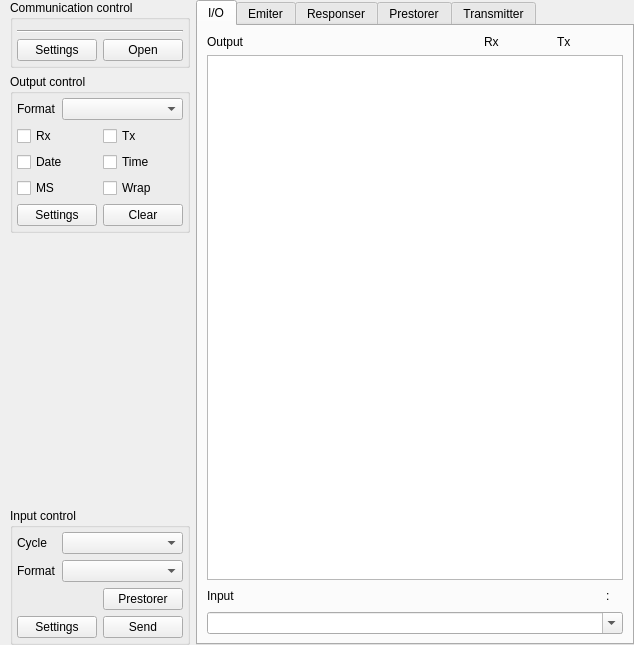
First picture: the form in Source/ToolBox/ToolBoxUI/xToolsToolBoxUi.ui, repository x-tools-author/x-tools, before the edit.
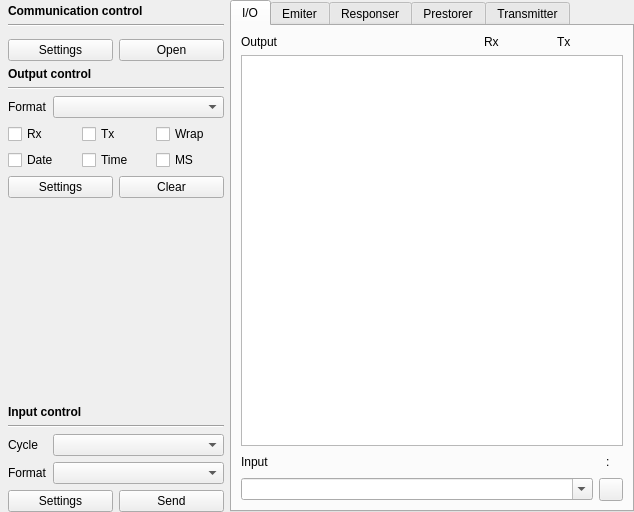
Second picture: the form after the edit. Custom widgets are drawn as their Qt base class.

```diff
--- a/Source/ToolBox/ToolBoxUI/xToolsToolBoxUi.ui
+++ b/Source/ToolBox/ToolBoxUI/xToolsToolBoxUi.ui
@@ -7,15 +7,21 @@
     <x>0</x>
     <y>0</y>
     <width>634</width>
-    <height>645</height>
+    <height>512</height>
    </rect>
   </property>
+  <property name="minimumSize">
+   <size>
+    <width>0</width>
+    <height>0</height>
+   </size>
+  </property>
   <property name="windowTitle">
    <string notr="true">Form</string>
   </property>
   <layout class="QGridLayout" name="gridLayout_3">
    <property name="leftMargin">
-    <number>6</number>
+    <number>4</number>
    </property>
    <property name="topMargin">
     <number>0</number>
@@ -30,7 +36,7 @@
     <widget class="QWidget" name="widget" native="true">
      <property name="minimumSize">
       <size>
-       <width>0</width>
+       <width>220</width>
        <height>0</height>
       </size>
      </property>
@@ -39,7 +45,7 @@
        <number>4</number>
       </property>
       <property name="topMargin">
-       <number>0</number>
+       <number>4</number>
       </property>
       <property name="rightMargin">
        <number>0</number>
@@ -48,96 +54,77 @@
        <number>0</number>
       </property>
       <item>
-       <widget class="QGroupBox" name="groupBox">
-        <property name="title">
+       <widget class="QLabel" name="label_10">
+        <property name="font">
+         <font>
+          <pointsize>9</pointsize>
+          <bold>true</bold>
+         </font>
+        </property>
+        <property name="text">
          <string>Communication control</string>
         </property>
-        <layout class="QGridLayout" name="gridLayout_6">
-         <property name="leftMargin">
-          <number>4</number>
-         </property>
-         <property name="topMargin">
-          <number>4</number>
-         </property>
-         <property name="rightMargin">
-          <number>4</number>
-         </property>
-         <property name="bottomMargin">
-          <number>4</number>
-         </property>
-         <item row="1" column="0">
-          <widget class="Line" name="line">
-           <property name="orientation">
-            <enum>Qt::Horizontal</enum>
-           </property>
-          </widget>
-         </item>
-         <item row="0" column="0">
-          <widget class="QWidget" name="widgetCommunicationToolUi" native="true">
-           <property name="minimumSize">
-            <size>
-             <width>0</width>
-             <height>0</height>
-            </size>
-           </property>
-          </widget>
-         </item>
-         <item row="2" column="0">
-          <layout class="QHBoxLayout" name="horizontalLayout_5">
-           <item>
-            <widget class="QPushButton" name="pushButtonCommunicationSettings">
-             <property name="text">
-              <string>Settings</string>
-             </property>
-            </widget>
-           </item>
-           <item>
-            <widget class="QPushButton" name="pushButtonCommunicationOpen">
-             <property name="text">
-              <string>Open</string>
-             </property>
-            </widget>
-           </item>
-          </layout>
-         </item>
-        </layout>
        </widget>
       </item>
       <item>
-       <widget class="QGroupBox" name="groupBox_2">
-        <property name="title">
-         <string>Output control</string>
+       <widget class="Line" name="line">
+        <property name="orientation">
+         <enum>Qt::Horizontal</enum>
         </property>
-        <layout class="QGridLayout" name="gridLayout_7">
+       </widget>
+      </item>
+      <item>
+       <widget class="QWidget" name="widgetCommunicationToolUi" native="true">
+        <property name="minimumSize">
+         <size>
+          <width>0</width>
+          <height>0</height>
+         </size>
+        </property>
+       </widget>
+      </item>
+      <item>
+       <widget class="QWidget" name="widget_2" native="true">
+        <property name="minimumSize">
+         <size>
+          <width>0</width>
+          <height>0</height>
+         </size>
+        </property>
+        <layout class="QGridLayout" name="gridLayout_9">
          <property name="leftMargin">
-          <number>4</number>
+          <number>0</number>
          </property>
          <property name="topMargin">
-          <number>4</number>
+          <number>0</number>
          </property>
          <property name="rightMargin">
-          <number>4</number>
+          <number>0</number>
          </property>
          <property name="bottomMargin">
-          <number>4</number>
+          <number>0</number>
          </property>
-         <item row="0" column="0">
-          <widget class="QLabel" name="label_9">
-           <property name="sizePolicy">
-            <sizepolicy hsizetype="Fixed" vsizetype="Preferred">
-             <horstretch>0</horstretch>
-             <verstretch>0</verstretch>
-            </sizepolicy>
+         <item row="1" column="0" colspan="2">
+          <widget class="QLabel" name="label_3">
+           <property name="font">
+            <font>
+             <pointsize>9</pointsize>
+             <bold>true</bold>
+            </font>
            </property>
            <property name="text">
-            <string>Format</string>
+            <string>Output control</string>
            </property>
           </widget>
          </item>
-         <item row="0" column="1">
-          <widget class="xToolsTextFormatComboBox" name="comboBoxOutputFormat"/>
-         </item>
          <item row="2" column="0" colspan="2">
+          <widget class="Line" name="line_2">
+           <property name="orientation">
+            <enum>Qt::Horizontal</enum>
+           </property>
+          </widget>
+         </item>
+         <item row="4" column="0" colspan="2">
           <layout class="QGridLayout" name="gridLayout_5">
            <item row="1" column="0">
             <widget class="xToolsCheckBox" name="checkBoxOutputDate">
@@ -146,6 +133,13 @@
              </property>
             </widget>
            </item>
+           <item row="1" column="1">
+            <widget class="xToolsCheckBox" name="checkBoxOutputTime">
+             <property name="text">
+              <string>Time</string>
+             </property>
+            </widget>
+           </item>
            <item row="0" column="1">
             <widget class="xToolsCheckBox" name="checkBoxOutputTx">
              <property name="text">
@@ -160,30 +154,36 @@
              </property>
             </widget>
            </item>
-           <item row="1" column="1">
-            <widget class="xToolsCheckBox" name="checkBoxOutputTime">
-             <property name="text">
-              <string>Time</string>
-             </property>
-            </widget>
-           </item>
-           <item row="2" column="1">
-            <widget class="xToolsCheckBox" name="checkBoxOutputWrap">
-             <property name="text">
-              <string>Wrap</string>
-             </property>
-            </widget>
-           </item>
-           <item row="2" column="0">
+           <item row="1" column="2">
             <widget class="xToolsCheckBox" name="checkBoxOutputMs">
              <property name="text">
               <string>MS</string>
              </property>
             </widget>
            </item>
+           <item row="0" column="2">
+            <widget class="xToolsCheckBox" name="checkBoxOutputWrap">
+             <property name="text">
+              <string>Wrap</string>
+             </property>
+            </widget>
+           </item>
           </layout>
          </item>
-         <item row="3" column="0" colspan="2">
+         <item row="3" column="0">
+          <widget class="QLabel" name="label_9">
+           <property name="sizePolicy">
+            <sizepolicy hsizetype="Fixed" vsizetype="Preferred">
+             <horstretch>0</horstretch>
+             <verstretch>0</verstretch>
+            </sizepolicy>
+           </property>
+           <property name="text">
+            <string>Format</string>
+           </property>
+          </widget>
+         </item>
+         <item row="5" column="0" colspan="2">
           <layout class="QHBoxLayout" name="horizontalLayout_4">
            <item>
             <widget class="QPushButton" name="pushButtonOutputSettings">
@@ -201,6 +201,27 @@
            </item>
           </layout>
          </item>
+         <item row="3" column="1">
+          <widget class="xToolsTextFormatComboBox" name="comboBoxOutputFormat"/>
+         </item>
+         <item row="0" column="0" colspan="2">
+          <layout class="QHBoxLayout" name="horizontalLayout_5">
+           <item>
+            <widget class="QPushButton" name="pushButtonCommunicationSettings">
+             <property name="text">
+              <string>Settings</string>
+             </property>
+            </widget>
+           </item>
+           <item>
+            <widget class="QPushButton" name="pushButtonCommunicationOpen">
+             <property name="text">
+              <string>Open</string>
+             </property>
+            </widget>
+           </item>
+          </layout>
+         </item>
         </layout>
        </widget>
       </item>
@@ -218,84 +239,93 @@
        </spacer>
       </item>
       <item>
-       <widget class="QGroupBox" name="groupBox_3">
-        <property name="title">
-         <string>Input control</string>
-        </property>
-        <layout class="QGridLayout" name="gridLayout_8">
+       <widget class="QWidget" name="widget_3" native="true">
+        <layout class="QGridLayout" name="gridLayout_7">
          <property name="leftMargin">
-          <number>4</number>
+          <number>0</number>
          </property>
          <property name="topMargin">
-          <number>4</number>
+          <number>0</number>
          </property>
          <property name="rightMargin">
-          <number>4</number>
+          <number>0</number>
          </property>
          <property name="bottomMargin">
-          <number>4</number>
+          <number>0</number>
          </property>
-         <item row="0" column="0">
-          <widget class="QLabel" name="label_5">
-           <property name="sizePolicy">
-            <sizepolicy hsizetype="Fixed" vsizetype="Preferred">
-             <horstretch>0</horstretch>
-             <verstretch>0</verstretch>
-            </sizepolicy>
+         <item row="0" column="0" colspan="2">
+          <widget class="QLabel" name="label_4">
+           <property name="font">
+            <font>
+             <bold>true</bold>
+            </font>
            </property>
            <property name="text">
-            <string>Cycle</string>
+            <string>Input control</string>
            </property>
           </widget>
          </item>
-         <item row="0" column="1">
-          <widget class="QComboBox" name="comboBoxInputIntervel">
-           <property name="editable">
-            <bool>false</bool>
-           </property>
-          </widget>
-         </item>
-         <item row="1" column="0">
-          <widget class="QLabel" name="label_6">
-           <property name="sizePolicy">
-            <sizepolicy hsizetype="Fixed" vsizetype="Preferred">
-             <horstretch>0</horstretch>
-             <verstretch>0</verstretch>
-            </sizepolicy>
-           </property>
-           <property name="text">
-            <string>Format</string>
-           </property>
-          </widget>
-         </item>
-         <item row="1" column="1">
-          <widget class="xToolsTextFormatComboBox" name="comboBoxInputFormat"/>
-         </item>
-         <item row="2" column="0" colspan="2">
+         <item row="4" column="0" colspan="2">
           <layout class="QGridLayout" name="gridLayout">
-           <item row="1" column="0">
+           <item row="0" column="0">
             <widget class="QPushButton" name="pushButtonInputSettings">
              <property name="text">
               <string>Settings</string>
              </property>
             </widget>
            </item>
-           <item row="1" column="1">
+           <item row="0" column="1">
             <widget class="QPushButton" name="pushButtonInputSend">
              <property name="text">
               <string>Send</string>
              </property>
             </widget>
            </item>
-           <item row="0" column="1">
-            <widget class="QPushButton" name="pushButtonPrestorer">
-             <property name="text">
-              <string>Prestorer</string>
-             </property>
-            </widget>
-           </item>
           </layout>
          </item>
+         <item row="3" column="0">
+          <widget class="QLabel" name="label_6">
+           <property name="sizePolicy">
+            <sizepolicy hsizetype="Fixed" vsizetype="Preferred">
+             <horstretch>0</horstretch>
+             <verstretch>0</verstretch>
+            </sizepolicy>
+           </property>
+           <property name="text">
+            <string>Format</string>
+           </property>
+          </widget>
+         </item>
+         <item row="2" column="1">
+          <widget class="QComboBox" name="comboBoxInputIntervel">
+           <property name="editable">
+            <bool>false</bool>
+           </property>
+          </widget>
+         </item>
+         <item row="3" column="1">
+          <widget class="xToolsTextFormatComboBox" name="comboBoxInputFormat"/>
+         </item>
+         <item row="2" column="0">
+          <widget class="QLabel" name="label_5">
+           <property name="sizePolicy">
+            <sizepolicy hsizetype="Fixed" vsizetype="Preferred">
+             <horstretch>0</horstretch>
+             <verstretch>0</verstretch>
+            </sizepolicy>
+           </property>
+           <property name="text">
+            <string>Cycle</string>
+           </property>
+          </widget>
+         </item>
+         <item row="1" column="0" colspan="2">
+          <widget class="Line" name="line_3">
+           <property name="orientation">
+            <enum>Qt::Horizontal</enum>
+           </property>
+          </widget>
+         </item>
         </layout>
        </widget>
       </item>
@@ -318,7 +348,20 @@
        <string>I/O</string>
       </attribute>
       <layout class="QGridLayout" name="gridLayout_2">
-       <item row="0" column="0" colspan="5">
+       <item row="3" column="0" colspan="5">
+        <widget class="xToolsComboBox" name="comboBoxInputText">
+         <property name="sizePolicy">
+          <sizepolicy hsizetype="Expanding" vsizetype="Fixed">
+           <horstretch>0</horstretch>
+           <verstretch>0</verstretch>
+          </sizepolicy>
+         </property>
+         <property name="editable">
+          <bool>true</bool>
+         </property>
+        </widget>
+       </item>
+       <item row="0" column="0" colspan="6">
         <layout class="QHBoxLayout" name="horizontalLayout">
          <item>
           <widget class="QLabel" name="label_8">
@@ -399,10 +442,10 @@
          </item>
         </layout>
        </item>
-       <item row="1" column="0" colspan="5">
+       <item row="1" column="0" colspan="6">
         <widget class="QTextBrowser" name="textBrowserOutput"/>
        </item>
-       <item row="2" column="0" colspan="5">
+       <item row="2" column="0" colspan="6">
         <layout class="QHBoxLayout" name="horizontalLayout_2">
          <item>
           <widget class="QLabel" name="label">
@@ -447,16 +490,10 @@
          </item>
         </layout>
        </item>
-       <item row="3" column="0" colspan="5">
-        <widget class="xToolsComboBox" name="comboBoxInputText">
-         <property name="sizePolicy">
-          <sizepolicy hsizetype="Expanding" vsizetype="Fixed">
-           <horstretch>0</horstretch>
-           <verstretch>0</verstretch>
-          </sizepolicy>
-         </property>
-         <property name="editable">
-          <bool>true</bool>
+       <item row="3" column="5">
+        <widget class="QToolButton" name="toolButtonPrestore">
+         <property name="text">
+          <string notr="true"/>
          </property>
         </widget>
        </item>
```
